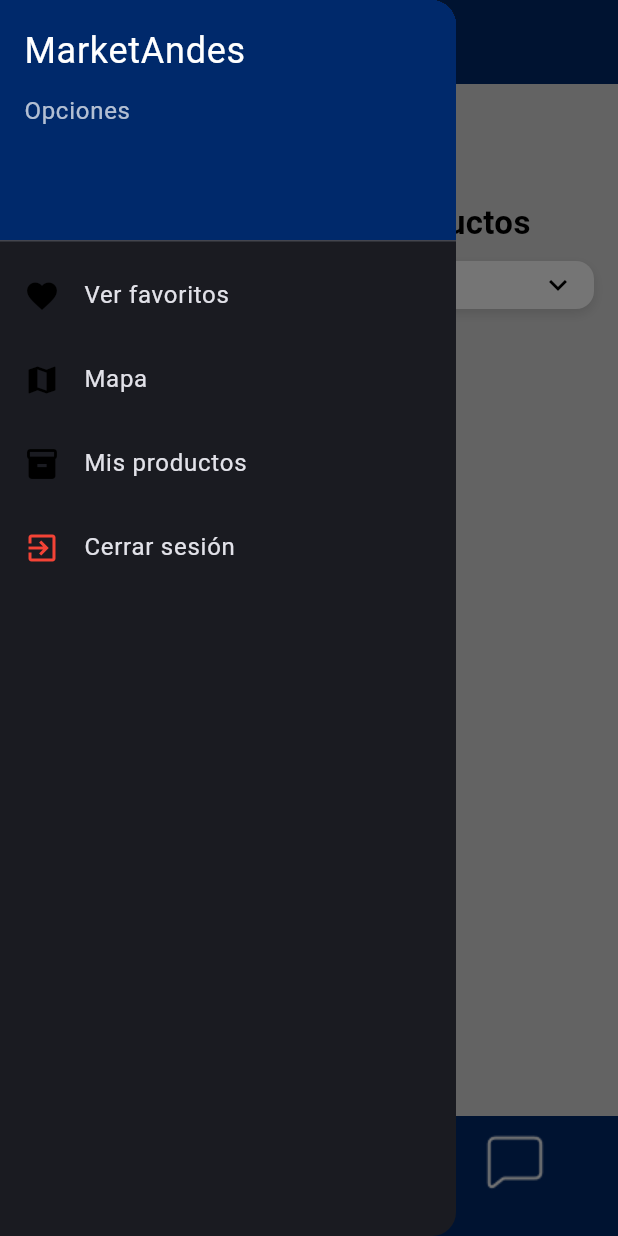
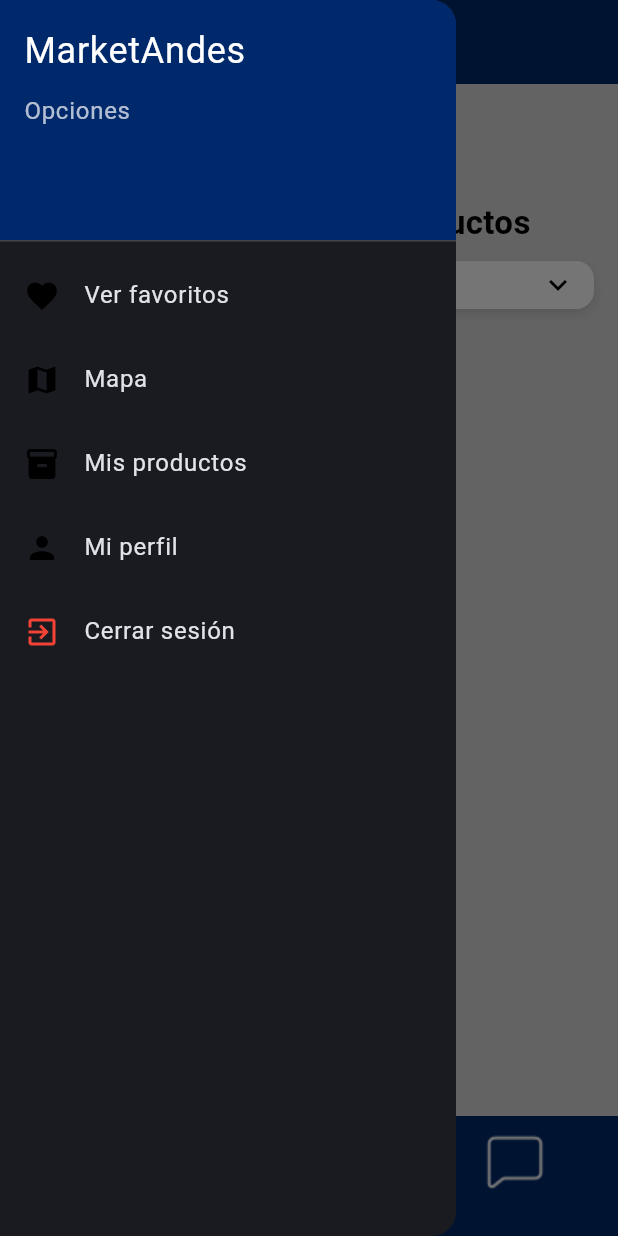
Before and after one commit to Grupo25-ISIS3510-2/MarketAndesFlutter, a Flutter app: the HomeWithNavbar screen opened by its route, with the side drawer open, on a phone screen of 412 x 824 dp. Run offline on Flutter 3.47's test engine with Material 3 defaults, Android fonts, the phone set to English and light mode, and no system bars; our stand-ins replace cached_network_image, cloud_firestore, connectivity_plus, device_info_plus, firebase_auth, firebase_core and 9 more; missing offline and left inert: proximity_sensor, screen_brightness; accounts and stored records are empty; Roboto replaces fonts that are missing (Poppins).

Commit message:
Add profil section in drawer widget tree

```diff
--- a/marketandes/lib/views/widget_tree.dart
+++ b/marketandes/lib/views/widget_tree.dart
@@ -14,7 +14,6 @@ import 'package:marketandes/controllers/auth_controller.dart';
 import 'package:hive_flutter/hive_flutter.dart';
 import 'package:marketandes/views/pages/myproducts_page.dart';
 import 'dart:async';
-
 
 class HomeWithNavbar extends StatefulWidget {
   final int selectedIndex;
@@ -463,8 +462,18 @@ class _HomeWithNavbarState extends State<HomeWithNavbar> {
                 Navigator.pop(context);
                 Navigator.push(
                   context,
-                  MaterialPageRoute(builder: (context) => const MyProductsPage()),
+                  MaterialPageRoute(
+                    builder: (context) => const MyProductsPage(),
+                  ),
                 );
+              },
+            ),
+            ListTile(
+              leading: const Icon(Icons.person, color: Colors.black),
+              title: const Text("Mi perfil"),
+              onTap: () {
+                Navigator.pop(context);
+                // Aquí luego se agregará la navegación a la página de perfil
               },
             ),
             ListTile(
```
